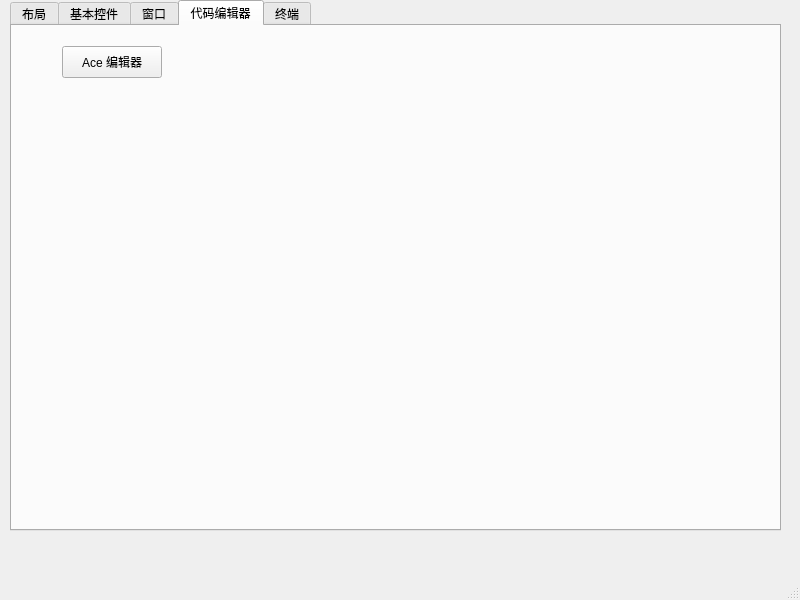
Before: the Qt Designer form mainwindow.ui in k0sf/Notes-QT-Example, drawn with Qt 5.
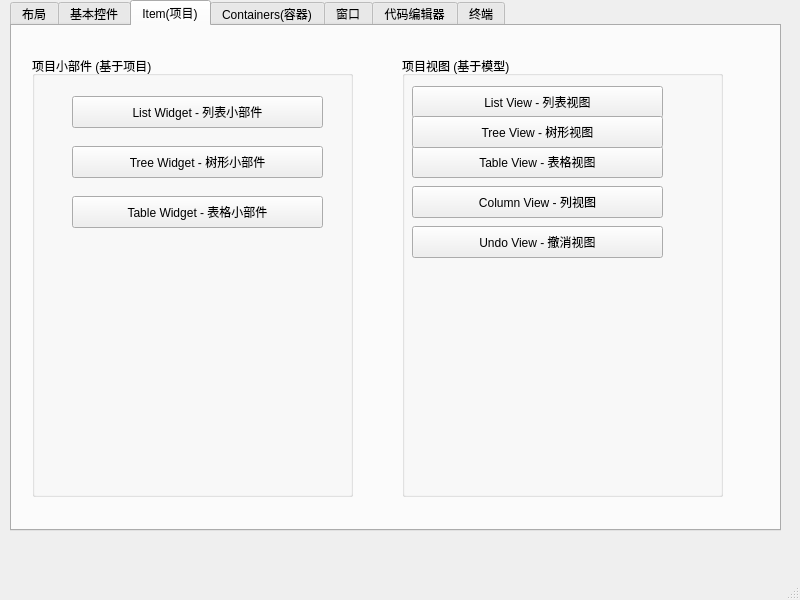
After: the same form once the commit is applied. The open tabs and pages were chosen to show the change.

The edit to the form file:
```diff
--- a/mainwindow.ui
+++ b/mainwindow.ui
@@ -48,6 +48,172 @@
        <string>简单进度条</string>
       </property>
      </widget>
+     <widget class="QGroupBox" name="groupBox_5">
+      <property name="geometry">
+       <rect>
+        <x>10</x>
+        <y>30</y>
+        <width>261</width>
+        <height>91</height>
+       </rect>
+      </property>
+      <property name="title">
+       <string>Spacers - 垫片/间隔件</string>
+      </property>
+     </widget>
+     <widget class="QGroupBox" name="groupBox_6">
+      <property name="geometry">
+       <rect>
+        <x>280</x>
+        <y>30</y>
+        <width>261</width>
+        <height>91</height>
+       </rect>
+      </property>
+      <property name="title">
+       <string>Buttons - 按钮</string>
+      </property>
+     </widget>
+    </widget>
+    <widget class="QWidget" name="tab_8">
+     <attribute name="title">
+      <string>Item(项目)</string>
+     </attribute>
+     <widget class="QGroupBox" name="groupBox">
+      <property name="geometry">
+       <rect>
+        <x>390</x>
+        <y>30</y>
+        <width>321</width>
+        <height>441</height>
+       </rect>
+      </property>
+      <property name="title">
+       <string>项目视图 (基于模型)</string>
+      </property>
+      <widget class="QPushButton" name="pushButton_window_listview">
+       <property name="geometry">
+        <rect>
+         <x>10</x>
+         <y>30</y>
+         <width>251</width>
+         <height>32</height>
+        </rect>
+       </property>
+       <property name="text">
+        <string>List View - 列表视图</string>
+       </property>
+      </widget>
+      <widget class="QPushButton" name="pushButton_5">
+       <property name="geometry">
+        <rect>
+         <x>10</x>
+         <y>130</y>
+         <width>251</width>
+         <height>32</height>
+        </rect>
+       </property>
+       <property name="text">
+        <string>Column View - 列视图</string>
+       </property>
+      </widget>
+      <widget class="QPushButton" name="pushButton_window_tableview">
+       <property name="geometry">
+        <rect>
+         <x>10</x>
+         <y>90</y>
+         <width>251</width>
+         <height>32</height>
+        </rect>
+       </property>
+       <property name="text">
+        <string>Table View - 表格视图</string>
+       </property>
+      </widget>
+      <widget class="QPushButton" name="pushButton_7">
+       <property name="geometry">
+        <rect>
+         <x>10</x>
+         <y>60</y>
+         <width>251</width>
+         <height>32</height>
+        </rect>
+       </property>
+       <property name="text">
+        <string>Tree View - 树形视图</string>
+       </property>
+      </widget>
+      <widget class="QPushButton" name="pushButton_8">
+       <property name="geometry">
+        <rect>
+         <x>10</x>
+         <y>170</y>
+         <width>251</width>
+         <height>32</height>
+        </rect>
+       </property>
+       <property name="text">
+        <string>Undo View - 撤消视图</string>
+       </property>
+      </widget>
+     </widget>
+     <widget class="QGroupBox" name="groupBox_2">
+      <property name="geometry">
+       <rect>
+        <x>20</x>
+        <y>30</y>
+        <width>321</width>
+        <height>441</height>
+       </rect>
+      </property>
+      <property name="title">
+       <string>项目小部件 (基于项目)</string>
+      </property>
+      <widget class="QPushButton" name="pushButton_window_listwidget">
+       <property name="geometry">
+        <rect>
+         <x>40</x>
+         <y>40</y>
+         <width>251</width>
+         <height>32</height>
+        </rect>
+       </property>
+       <property name="text">
+        <string>List Widget - 列表小部件</string>
+       </property>
+      </widget>
+      <widget class="QPushButton" name="pushButton_2">
+       <property name="geometry">
+        <rect>
+         <x>40</x>
+         <y>90</y>
+         <width>251</width>
+         <height>32</height>
+        </rect>
+       </property>
+       <property name="text">
+        <string>Tree Widget - 树形小部件</string>
+       </property>
+      </widget>
+      <widget class="QPushButton" name="pushButton_3">
+       <property name="geometry">
+        <rect>
+         <x>40</x>
+         <y>140</y>
+         <width>251</width>
+         <height>32</height>
+        </rect>
+       </property>
+       <property name="text">
+        <string>Table Widget - 表格小部件</string>
+       </property>
+      </widget>
+     </widget>
+    </widget>
+    <widget class="QWidget" name="tab_7">
+     <attribute name="title">
+      <string>Containers(容器)</string>
+     </attribute>
     </widget>
     <widget class="QWidget" name="tab_2">
      <attribute name="title">
```
Left out of the diff: 66 changed lines with no effect on the pictures.
